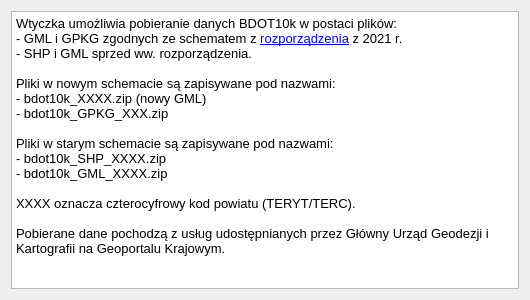
Before: the Qt Designer form bdot10k_dialog_info.ui in marylaGIS/bdot10k, drawn with Qt 5.
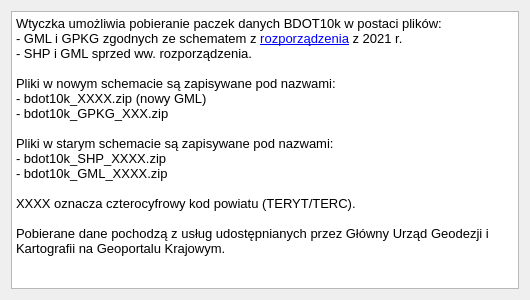
After: the same form once the commit is applied.

```diff
--- a/bdot10k_dialog_info.ui
+++ b/bdot10k_dialog_info.ui
@@ -27,7 +27,7 @@
 &lt;html&gt;&lt;head&gt;&lt;meta name=&quot;qrichtext&quot; content=&quot;1&quot; /&gt;&lt;style type=&quot;text/css&quot;&gt;
 p, li { white-space: pre-wrap; }
 &lt;/style&gt;&lt;/head&gt;&lt;body style=&quot; font-family:'MS Shell Dlg 2'; font-size:7.8pt; font-weight:400; font-style:normal;&quot;&gt;
-&lt;p style=&quot; margin-top:0px; margin-bottom:0px; margin-left:0px; margin-right:0px; -qt-block-indent:0; text-indent:0px;&quot;&gt;&lt;span style=&quot; font-size:10pt;&quot;&gt;Wtyczka umożliwia pobieranie danych BDOT10k w postaci plików:&lt;/span&gt;&lt;/p&gt;
+&lt;p style=&quot; margin-top:0px; margin-bottom:0px; margin-left:0px; margin-right:0px; -qt-block-indent:0; text-indent:0px;&quot;&gt;&lt;span style=&quot; font-size:10pt;&quot;&gt;Wtyczka umożliwia pobieranie paczek danych BDOT10k w postaci plików:&lt;/span&gt;&lt;/p&gt;
 &lt;p style=&quot; margin-top:0px; margin-bottom:0px; margin-left:0px; margin-right:0px; -qt-block-indent:0; text-indent:0px;&quot;&gt;&lt;span style=&quot; font-size:10pt;&quot;&gt;- GML i GPKG zgodnych ze schematem z &lt;/span&gt;&lt;a href=&quot;https://isap.sejm.gov.pl/isap.nsf/DocDetails.xsp?id=WDU20210001412&quot;&gt;&lt;span style=&quot; font-size:10pt; text-decoration: underline; color:#0000ff;&quot;&gt;rozporządzenia&lt;/span&gt;&lt;/a&gt;&lt;span style=&quot; font-size:10pt;&quot;&gt; z 2021 r.&lt;/span&gt;&lt;/p&gt;
 &lt;p style=&quot; margin-top:0px; margin-bottom:0px; margin-left:0px; margin-right:0px; -qt-block-indent:0; text-indent:0px;&quot;&gt;&lt;span style=&quot; font-size:10pt;&quot;&gt;- SHP i GML sprzed ww. rozporządzenia.&lt;/span&gt;&lt;/p&gt;
 &lt;p style=&quot;-qt-paragraph-type:empty; margin-top:0px; margin-bottom:0px; margin-left:0px; margin-right:0px; -qt-block-indent:0; text-indent:0px; font-size:10pt;&quot;&gt;&lt;br /&gt;&lt;/p&gt;
```
